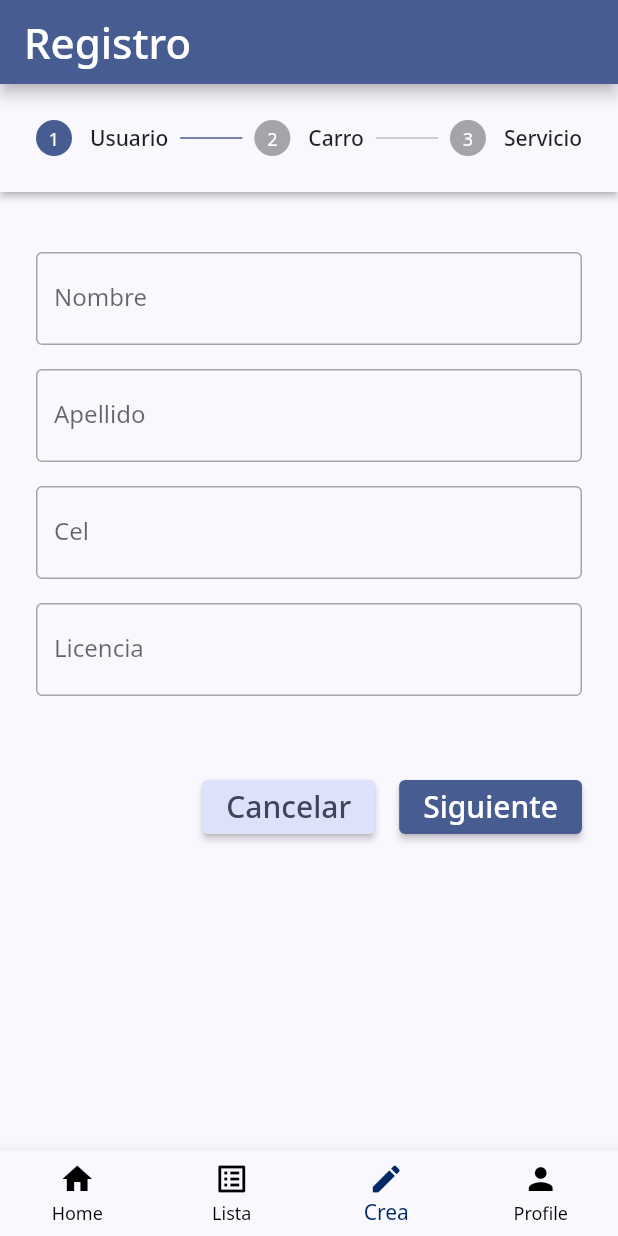
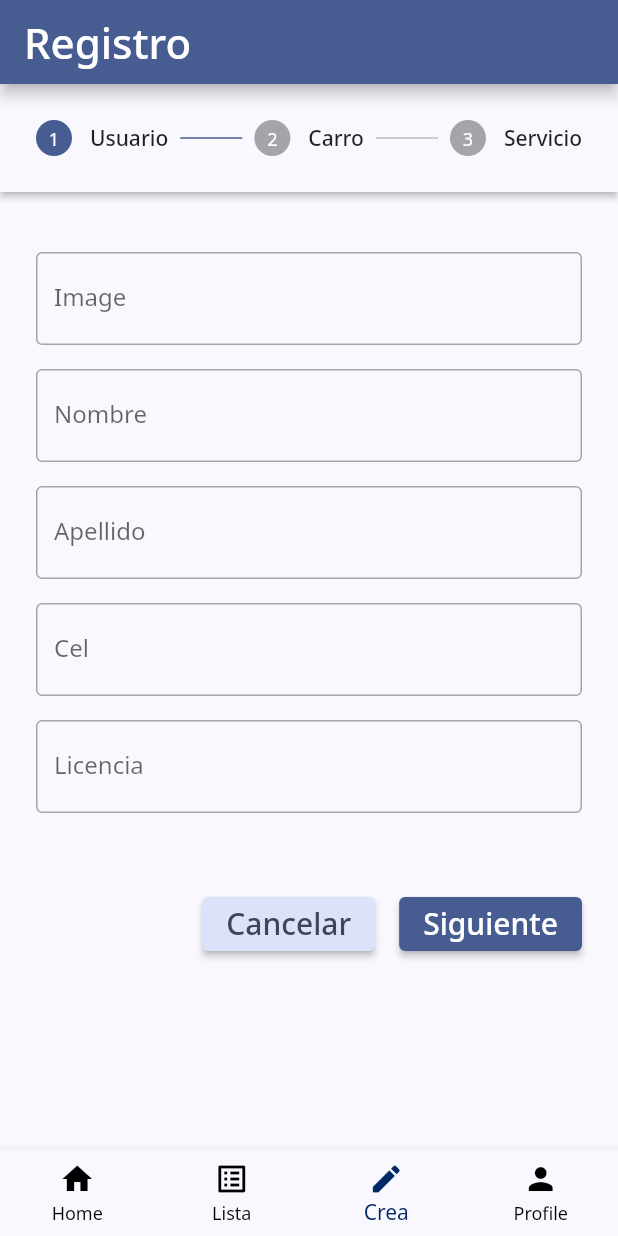
Before and after one commit to ronaldrpc/test-project-mobile, a Flutter app: the screen it shows after launch, item 3 of the bottom bar chosen, on a phone screen of 412 x 824 dp. Run offline on Flutter 3.47's test engine with Material 2 defaults, Android fonts, the phone set to English and light mode, and no system bars; our stand-ins replace firebase_core, firebase_database, lottie; accounts and stored records are empty.

Commit message:
Adding image textfield

```diff
--- a/lib/view/records/record_multi_form.dart
+++ b/lib/view/records/record_multi_form.dart
@@ -81,6 +81,8 @@ class _RecordMultiFormState extends State<RecordMultiForm> {
           padding: const EdgeInsets.all(0),
           child: Column(
             children: [
+              const SizedBox(height: 16),
+              FormTextField(field: "image", data: data, setState: setState, editable: true),
               const SizedBox(height: 16),
               FormTextField(field: "nombre", data: data, setState: setState, editable: true),
               const SizedBox(height: 16),
```
